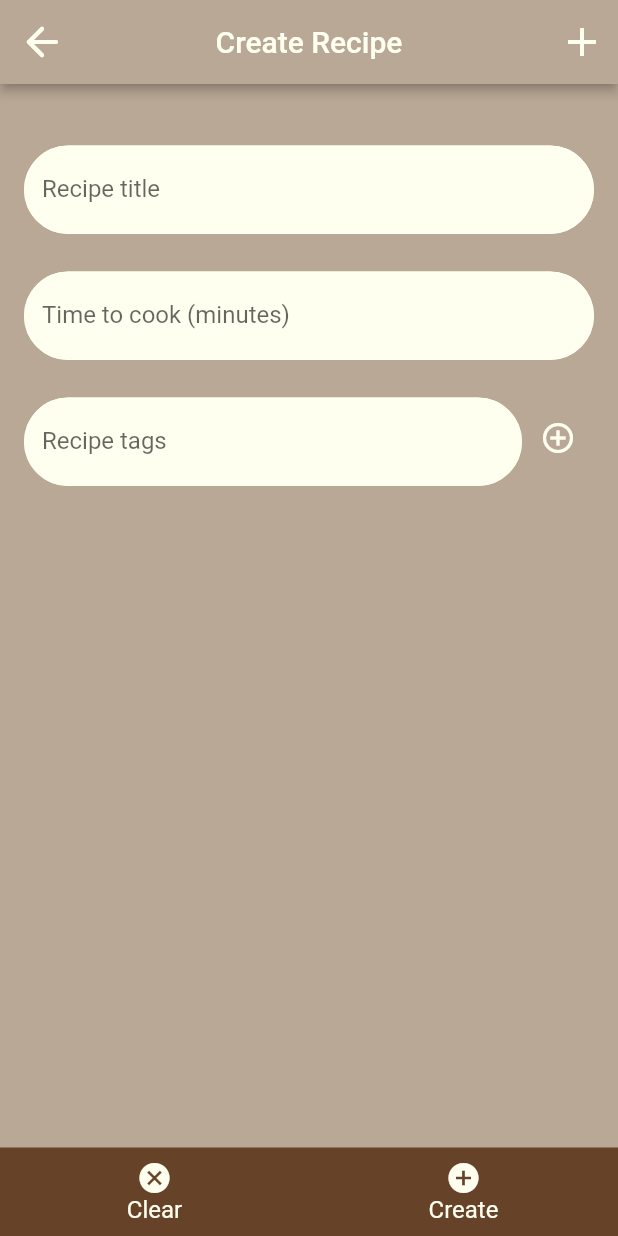
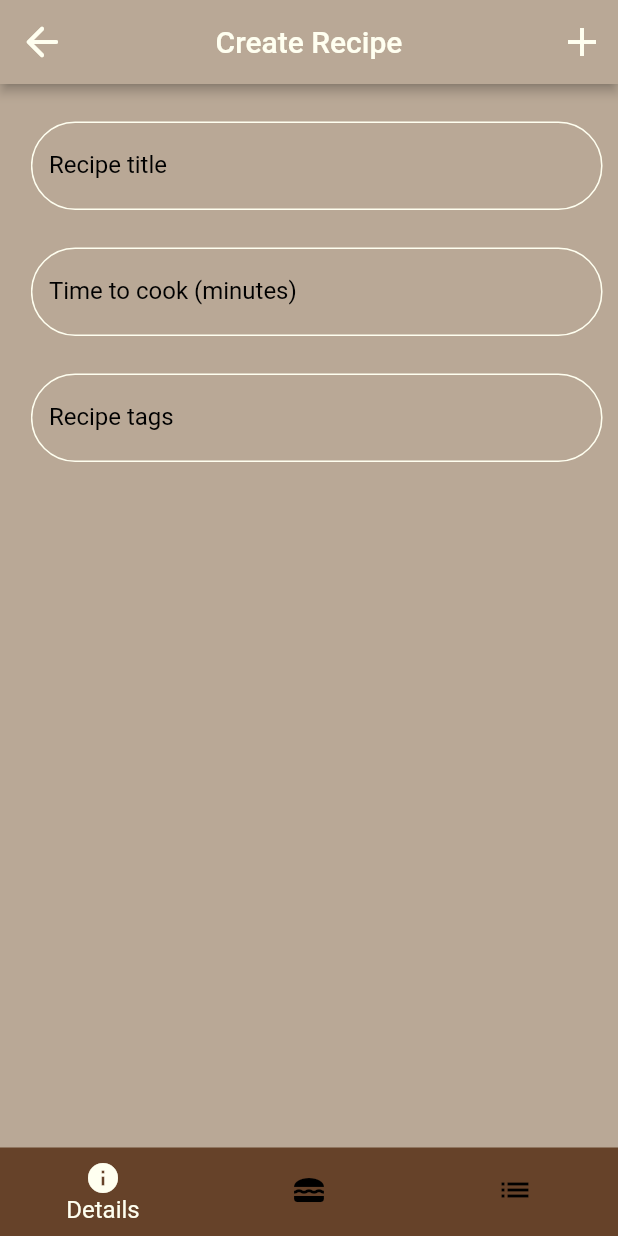
Before and after one commit to tcloutier4/recipe_app, a Flutter app: the screen it shows after launch, after a tap on the "add" icon, on a phone screen of 412 x 824 dp. Run offline on Flutter 3.47's test engine with Material 2 defaults, Android fonts, the phone set to English and light mode, and no system bars; our stand-ins replace firebase_core, get; accounts and stored records are empty.

Commit message:
finished the details page

```diff
--- a/lib/controllers/recipe_controller.dart
+++ b/lib/controllers/recipe_controller.dart
@@ -1,10 +1,46 @@
+import 'package:flutter/material.dart';
 import 'package:get/get.dart';
 import 'package:recipe_app/models/recipe_model.dart';
 
 class RecipeController extends GetxController {
   static RecipeController instance = Get.find();
 
+  //Navigation
+  RxInt tabIndex = 0.obs;
+  TabController? tabController;
+
   //Fields for recipes
-  Rx<Recipe> recipe = Rx<Recipe>(Recipe());
+  Rx<Recipe> recipe = Rx<Recipe>(Recipe(tags: []));
   Rx<String> currentTag = ''.obs;
+  RxList<String> currentTags = RxList<String>([]);
+
+  TextEditingController titleController = TextEditingController();
+  TextEditingController timeController = TextEditingController();
+  TextEditingController tagController = TextEditingController();
+
+  void initialize(TickerProvider ticker) {
+    tabController = TabController(length: 3, vsync: ticker)
+      ..addListener(() {
+        tabIndex.value = tabController!.index;
+      });
+    tabIndex = 0.obs;
+    recipe = Rx<Recipe>(Recipe(tags: []));
+    currentTag = ''.obs;
+    currentTags = RxList<String>([]);
+    titleController.clear();
+    timeController.clear();
+    tagController.clear();
+  }
+
+  Future<void> selectTab(int index) async {
+    tabIndex.value = index;
+    tabController?.index = index;
+  }
+
+  bool hasChanges() {
+    return !(titleController.text == '' &&
+        timeController.text == '' &&
+        tagController.text == '' &&
+        currentTags.isEmpty);
+  }
 }
--- a/lib/models/recipe_model.dart
+++ b/lib/models/recipe_model.dart
@@ -22,11 +22,11 @@ class Recipe {
   String? id;
   String title;
   int time;
-  List<IngredientsModel> ingredients;
-  List<String> instructions;
+  List<IngredientsModel> ingredients = [];
+  List<String> instructions = [];
   int rating;
   int servings;
-  List<String> tags;
+  List<String> tags = [];
 
   factory Recipe.fromJson(Map<String, dynamic> json) {
     return Recipe(
@@ -87,4 +87,31 @@ class Recipe {
   String toString() {
     return "id: $id\n title: $title\ntime: $time\ningredients: $ingredients\ninstructions: $instructions\nrating: $rating\nservings: $servings\ntags: $tags";
   }
+
+  @override
+  bool operator ==(Object other) {
+    if (identical(this, other)) return true;
+
+    return other is Recipe &&
+        other.id == id &&
+        other.title == title &&
+        other.time == time &&
+        other.ingredients == ingredients &&
+        other.instructions == instructions &&
+        other.rating == rating &&
+        other.servings == servings &&
+        other.tags == tags;
+  }
+
+  @override
+  int get hashCode {
+    return id.hashCode ^
+        title.hashCode ^
+        time.hashCode ^
+        ingredients.hashCode ^
+        instructions.hashCode ^
+        rating.hashCode ^
+        servings.hashCode ^
+        tags.hashCode;
+  }
 }
--- a/lib/screens/home_screen/home_screen.dart
+++ b/lib/screens/home_screen/home_screen.dart
@@ -4,8 +4,7 @@ import 'package:recipe_app/controllers/controllers.dart';
 import 'package:recipe_app/screens/home_screen/grocery_list_screen/grocery_list_screen.dart';
 import 'package:recipe_app/screens/home_screen/meal_plan_screen/meal_plan_screen.dart';
 import 'package:recipe_app/screens/home_screen/recipe_screen/recipes_screen.dart';
-import 'package:recipe_app/shared/constants.dart';
-import 'package:recipe_app/widgets/home_screen_widgets/bottom_nav_bar.dart';
+import 'package:recipe_app/widgets/home_screen_widgets/home_bottom_nav_bar.dart';
 
 class HomeScreen extends StatefulWidget {
   const HomeScreen({
@@ -17,17 +16,10 @@ class HomeScreen extends StatefulWidget {
 }
 
 class _HomeScreenState extends State<HomeScreen> with TickerProviderStateMixin {
-  List<Widget> tabWidgets = [];
-  int initialTabIndex = recipesPage;
-
   @override
   void initState() {
     super.initState();
     homeController.tabController = TabController(length: 3, vsync: this);
-
-    // homeController.addListener(() {
-
-    // });
   }
 
   @override
@@ -52,10 +44,10 @@ class _HomeScreenState extends State<HomeScreen> with TickerProviderStateMixin {
                     GroceryListScreen(),
                   ],
                 ),
-                bottomNavigationBar: BottomNavBar(
+                bottomNavigationBar: HomeBottomNavBar(
                   const Key('BottomNavBar'),
                   homeController.tabIndex.value,
-                  (int index) {
+                  (index) {
                     homeController.selectTab(index);
                   },
                 ),
--- a/lib/screens/home_screen/recipe_screen/add_recipe_screen/add_recipe_outline_text_field.dart
+++ b/lib/screens/home_screen/recipe_screen/add_recipe_screen/add_recipe_outline_text_field.dart
@@ -7,12 +7,14 @@ class AddRecipeOutlinedTextField extends StatelessWidget {
   final String label;
   final bool textAllowed;
   final String? hintText;
+  final TextEditingController controller;
   final void Function(String?)? onSubmitted;
 
   const AddRecipeOutlinedTextField({
     required this.fieldKey,
     required this.label,
     this.textAllowed = true,
+    required this.controller,
     this.hintText,
     this.onSubmitted,
   }) : super(key: fieldKey);
@@ -27,12 +29,11 @@ class AddRecipeOutlinedTextField extends StatelessWidget {
           height: 25,
         ),
         TextField(
+          controller: controller,
           keyboardType: textAllowed ? null : TextInputType.number,
           inputFormatters:
               textAllowed ? null : [FilteringTextInputFormatter.digitsOnly],
           decoration: InputDecoration(
-            filled: true,
-            fillColor: colorFloralWhite,
               focusedBorder: const OutlineInputBorder(
                 borderSide: BorderSide(color: colorFloralWhite),
                 borderRadius: BorderRadius.all(
@@ -47,7 +48,7 @@ class AddRecipeOutlinedTextField extends StatelessWidget {
               ),
               hintText: hintText ?? label,
               labelText: label,
-          ),
+              labelStyle: const TextStyle(color: Colors.black)),
           onSubmitted: onSubmitted,
         )
       ],
--- a/lib/screens/home_screen/recipe_screen/add_recipe_screen/add_recipe_screen.dart
+++ b/lib/screens/home_screen/recipe_screen/add_recipe_screen/add_recipe_screen.dart
@@ -1,10 +1,12 @@
-import 'package:firebase_database/firebase_database.dart';
 import 'package:flutter/material.dart';
+import 'package:get/get.dart';
 import 'package:recipe_app/controllers/controllers.dart';
-import 'package:recipe_app/screens/home_screen/recipe_screen/add_recipe_screen/add_recipe_outline_text_field.dart';
+import 'package:recipe_app/screens/home_screen/recipe_screen/add_recipe_screen/details_screen.dart';
+import 'package:recipe_app/screens/home_screen/recipe_screen/add_recipe_screen/ingredients_screen.dart';
+import 'package:recipe_app/screens/home_screen/recipe_screen/add_recipe_screen/instructions_screen.dart';
+import 'package:recipe_app/screens/home_screen/recipe_screen/recipe_bottom_nav_bar.dart';
 import 'package:recipe_app/shared/constants.dart';
 
-import '../../../../mixins/loader_mixin.dart';
 import '../../../../models/recipe_model.dart';
 import '../../../../shared/utility_functions.dart';
 
@@ -19,8 +21,14 @@ class AddRecipeScreen extends StatefulWidget {
   _AddRecipeScreenState createState() => _AddRecipeScreenState();
 }
 
-class _AddRecipeScreenState extends State<AddRecipeScreen> with LoaderMixin {
-  final GlobalKey<FormState> formKey = GlobalKey<FormState>();
+class _AddRecipeScreenState extends State<AddRecipeScreen>
+    with TickerProviderStateMixin {
+  @override
+  void initState() {
+    super.initState();
+
+    recipeController.initialize(this);
+  }
 
   @override
   Widget build(BuildContext context) {
@@ -32,6 +40,9 @@ class _AddRecipeScreenState extends State<AddRecipeScreen> with LoaderMixin {
           currentFocus.unfocus();
         }
       },
+      child: Obx(
+        (() => DefaultTabController(
+              length: 3,
               child: Scaffold(
                 backgroundColor: colorBrownTeddy,
                 key: const Key("AddRecipeScaffoldKey"),
@@ -43,9 +54,7 @@ class _AddRecipeScreenState extends State<AddRecipeScreen> with LoaderMixin {
                     iconSize: 32,
                     icon: const Icon(Icons.arrow_back_rounded),
                     onPressed: () async {
-              formKey.currentState?.save();
-              //add logic for if changes exist
-              if (1 == 2) {
+                      if (recipeController.hasChanges()) {
                         await showUnsavedDataWarningDialog(
                           context,
                           () => {Navigator.of(context).pop()},
@@ -56,7 +65,9 @@ class _AddRecipeScreenState extends State<AddRecipeScreen> with LoaderMixin {
                     },
                   ),
                   title: Text(
-            (widget.initialRecipe != null) ? 'Update Recipe' : 'Create Recipe',
+                    (widget.initialRecipe != null)
+                        ? 'Update Recipe'
+                        : 'Create Recipe',
                     style: const TextStyle(
                       color: colorFloralWhite,
                     ),
@@ -77,92 +88,28 @@ class _AddRecipeScreenState extends State<AddRecipeScreen> with LoaderMixin {
                   elevation: 3.0,
                 ),
                 body: Padding(
-          padding: const EdgeInsets.all(16),
-          child: Column(
-            children: [
-              AddRecipeOutlinedTextField(
-                fieldKey: const ValueKey('RecipeTitle'),
-                label: 'Recipe title',
-                onSubmitted: (value) {
-                  recipeController.recipe.value.title =
-                      value ?? 'Missing title';
-                },
+                  padding: EdgeInsets.only(
+                    bottom: MediaQuery.of(context).size.height * .025,
+                    left: MediaQuery.of(context).size.width * .05,
+                    right: MediaQuery.of(context).size.width * .025,
                   ),
-              AddRecipeOutlinedTextField(
-                fieldKey: const ValueKey('RecipeCookTime'),
-                label: 'Time to cook (minutes)',
-                textAllowed: false,
-                onSubmitted: (value) {
-                  if (value != null && value.isNotEmpty) {
-                    recipeController.recipe.value.time = int.parse(value);
-                  } else {
-                    recipeController.recipe.value.time = 0;
-                  }
-                },
+                  child: TabBarView(
+                      controller: recipeController.tabController,
+                      children: const [
+                        DetailsScreen(),
+                        IngredientsScreen(),
+                        InstructionsScreen()
+                      ]),
                 ),
-              Row(
-                children: [
-                  Flexible(
-                    child: AddRecipeOutlinedTextField(
-                      fieldKey: const ValueKey('RecipeTags'),
-                      label: 'Recipe tags',
-                      onSubmitted: (value) {
-                        recipeController.currentTag.value = value ?? '';
+                bottomNavigationBar: RecipeBottomNavBar(
+                  const Key('RecipeNavBar'),
+                  recipeController.tabIndex.value,
+                  (index) {
+                    recipeController.selectTab(index);
                   },
                 ),
               ),
-                  Padding(
-                    padding: const EdgeInsets.only(top: 20),
-                    child: IconButton(
-                      onPressed: () {},
-                      icon: const Icon(
-                        Icons.add_circle_outline,
-                        color: colorFloralWhite,
-                      ),
-                    ),
-                  )
-                ],
-              ),
-            ],
-          ),
-        ),
-        bottomNavigationBar: BottomNavigationBar(
-          elevation: 0.0,
-          backgroundColor: colorBrown,
-          onTap: (index) {
-            if (index == 0) {
-            } else {
-              //make ingredients, instructions and tags a list when functionality exists
-              final Map<String, dynamic> recipeContext = {};
-              DatabaseReference _addRecipeRef = FirebaseDatabase.instance
-                  .ref()
-                  .child('Recipes')
-                  .child(DateTime.now().millisecondsSinceEpoch.toString());
-              _addRecipeRef.set(recipeContext);
-            }
-          },
-          selectedFontSize: 16,
-          unselectedFontSize: 16,
-          showSelectedLabels: true,
-          showUnselectedLabels: true,
-          selectedItemColor: colorFloralWhite,
-          unselectedItemColor: colorFloralWhite,
-          type: BottomNavigationBarType.fixed,
-          items: const [
-            BottomNavigationBarItem(
-              icon: Icon(
-                Icons.cancel,
-              ),
-              label: 'Clear',
-            ),
-            BottomNavigationBarItem(
-              icon: Icon(
-                Icons.add_circle,
-              ),
-              label: 'Create',
-            ),
-          ],
-        ),
+            )),
       ),
     );
   }
--- /dev/null
+++ b/lib/screens/home_screen/recipe_screen/add_recipe_screen/details_screen.dart
@@ -0,0 +1,68 @@
+import 'package:flutter/material.dart';
+import 'package:get/get.dart';
+import 'package:recipe_app/controllers/controllers.dart';
+import 'package:recipe_app/screens/home_screen/recipe_screen/add_recipe_screen/add_recipe_outline_text_field.dart';
+import 'package:recipe_app/screens/home_screen/recipe_screen/add_recipe_screen/recipe_tag_row.dart';
+
+class DetailsScreen extends StatefulWidget {
+  const DetailsScreen({
+    Key? key,
+  }) : super(key: key);
+
+  @override
+  State<DetailsScreen> createState() => _DetailsScreenState();
+}
+
+class _DetailsScreenState extends State<DetailsScreen> {
+  @override
+  Widget build(BuildContext context) {
+    return Column(
+      children: [
+        AddRecipeOutlinedTextField(
+          fieldKey: const ValueKey('RecipeTitle'),
+          label: 'Recipe title',
+          controller: recipeController.titleController,
+          onSubmitted: (value) {
+            recipeController.recipe.value.title = value ?? 'Missing title';
+          },
+        ),
+        AddRecipeOutlinedTextField(
+          fieldKey: const ValueKey('RecipeCookTime'),
+          label: 'Time to cook (minutes)',
+          textAllowed: false,
+          controller: recipeController.timeController,
+          onSubmitted: (value) {
+            if (value != null && value.isNotEmpty) {
+              recipeController.recipe.value.time = int.parse(value);
+            } else {
+              recipeController.recipe.value.time = 0;
+            }
+          },
+        ),
+        AddRecipeOutlinedTextField(
+          fieldKey: const ValueKey('RecipeTags'),
+          label: 'Recipe tags',
+          controller: recipeController.tagController,
+          onSubmitted: (value) {
+            if (value != null && value.isNotEmpty) {
+              if (!recipeController.currentTags.contains(value)) {
+                recipeController.recipe.value.tags.add(value);
+                recipeController.currentTags.add(value);
+                recipeController.tagController.clear();
+              }
+            }
+          },
+        ),
+        Obx(
+          (() => Row(
+                children: [
+                  recipeController.currentTags.isNotEmpty
+                      ? RecipeTagRow(tags: recipeController.currentTags)
+                      : const SizedBox.shrink(),
+                ],
+              )),
+        ),
+      ],
+    );
+  }
+}
--- a/lib/widgets/home_screen_widgets/bottom_nav_bar.dart
+++ b/lib/screens/home_screen/recipe_screen/recipe_bottom_nav_bar.dart
@@ -1,11 +1,11 @@
 import 'package:flutter/material.dart';
 import 'package:recipe_app/shared/constants.dart';
 
-class BottomNavBar extends StatelessWidget {
+class RecipeBottomNavBar extends StatelessWidget {
   final int selectedIndex;
   final void Function(int index) onTap;
 
-  const BottomNavBar(
+  const RecipeBottomNavBar(
     Key? key,
     this.selectedIndex,
     this.onTap,
@@ -27,21 +27,21 @@ class BottomNavBar extends StatelessWidget {
       items: const [
         BottomNavigationBarItem(
           icon: Icon(
-            Icons.menu_book,
+            Icons.info,
           ),
-          label: 'Recipes',
+          label: 'Details',
         ),
         BottomNavigationBarItem(
           icon: Icon(
-            Icons.calendar_month,
+            Icons.lunch_dining,
           ),
-          label: 'Meal Plan',
+          label: 'Ingredients',
         ),
         BottomNavigationBarItem(
           icon: Icon(
-            Icons.list_alt,
+            Icons.list,
           ),
-          label: 'Groceries',
+          label: 'Instructions',
         ),
       ],
     );
--- /dev/null
+++ b/lib/widgets/home_screen_widgets/home_bottom_nav_bar.dart
@@ -0,0 +1,49 @@
+import 'package:flutter/material.dart';
+import 'package:recipe_app/shared/constants.dart';
+
+class HomeBottomNavBar extends StatelessWidget {
+  final int selectedIndex;
+  final void Function(int index) onTap;
+
+  const HomeBottomNavBar(
+    Key? key,
+    this.selectedIndex,
+    this.onTap,
+  ) : super(key: key);
+
+  @override
+  Widget build(BuildContext context) {
+    return BottomNavigationBar(
+      elevation: 0.0,
+      currentIndex: selectedIndex,
+      onTap: onTap,
+      backgroundColor: colorBrown,
+      selectedItemColor: colorFloralWhite,
+      unselectedItemColor: Colors.black,
+      selectedFontSize: 16,
+      showSelectedLabels: true,
+      showUnselectedLabels: false,
+      type: BottomNavigationBarType.fixed,
+      items: const [
+        BottomNavigationBarItem(
+          icon: Icon(
+            Icons.menu_book,
+          ),
+          label: 'Recipes',
+        ),
+        BottomNavigationBarItem(
+          icon: Icon(
+            Icons.calendar_month,
+          ),
+          label: 'Meal Plan',
+        ),
+        BottomNavigationBarItem(
+          icon: Icon(
+            Icons.list_alt,
+          ),
+          label: 'Groceries',
+        ),
+      ],
+    );
+  }
+}
```
Also changed, not shown: lib/controllers/home_controller.dart (+3 -4 lines), lib/screens/home_screen/recipe_screen/add_recipe_screen/ingredients_screen.dart (added, +73 -0 lines), lib/screens/home_screen/recipe_screen/add_recipe_screen/instructions_screen.dart (added, +68 -0 lines), lib/screens/home_screen/recipe_screen/add_recipe_screen/recipe_tag_chip.dart (added, +23 -0 lines), lib/screens/home_screen/recipe_screen/add_recipe_screen/recipe_tag_row.dart (added, +38 -0 lines). Lines whose indentation alone changed are shown as unchanged.
